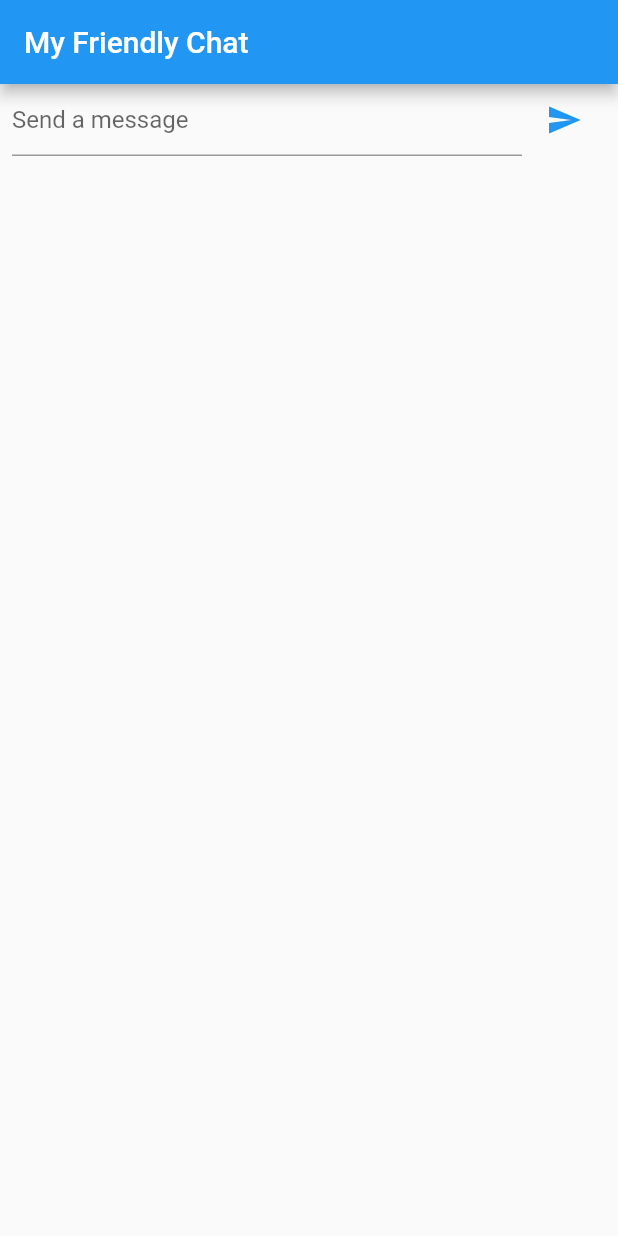
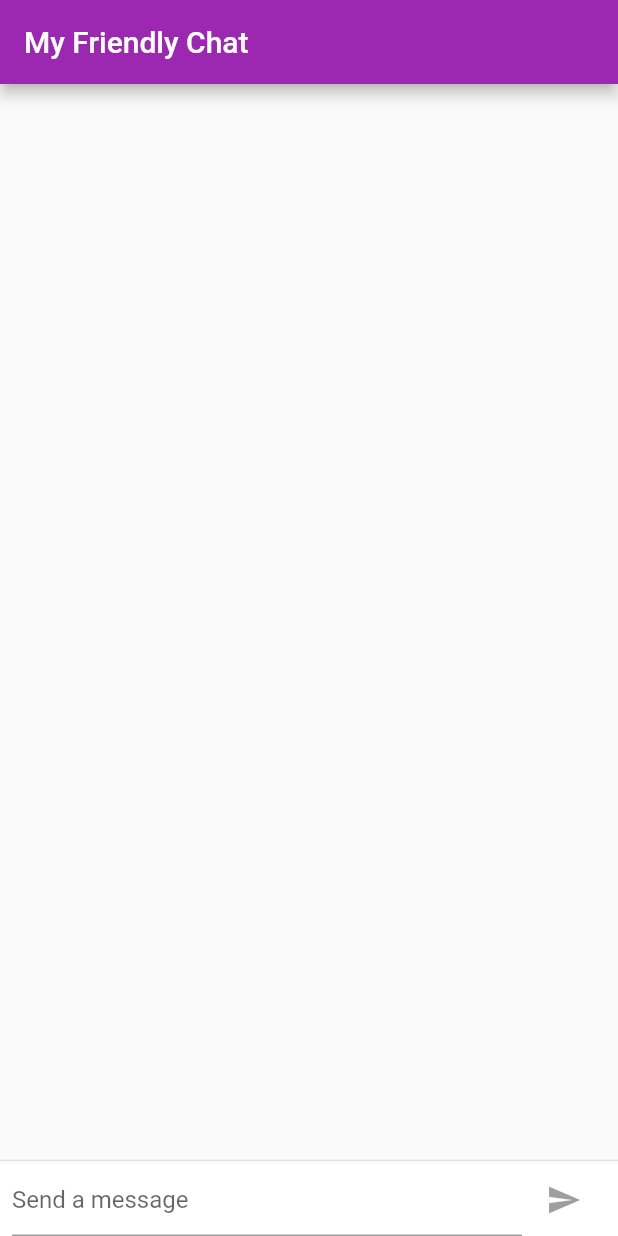
Before and after one commit to natvar97/friendly_chat, a Flutter app: the screen it shows after launch, on a phone screen of 412 x 824 dp. Run offline on Flutter 3.47's test engine with Material 2 defaults, Android fonts, the phone set to English and light mode, and no system bars.

Commit message:
second commit

```diff
--- a/lib/main.dart
+++ b/lib/main.dart
@@ -1,3 +1,5 @@
+import 'package:flutter/cupertino.dart';
+import 'package:flutter/foundation.dart';
 import 'package:flutter/material.dart';
 
 void main() {
@@ -6,7 +8,18 @@ void main() {
   );
 }
 
-String _name = 'Natavar Prajapati';
+String _name = 'Uru ';
+
+final ThemeData kIOSTheme = ThemeData(
+  primarySwatch: Colors.orange,
+  primaryColor: Colors.grey[100],
+  primaryColorBrightness: Brightness.light,
+);
+
+final ThemeData kDefaultTheme = ThemeData(
+  primarySwatch: Colors.purple,
+  accentColor: Colors.orangeAccent[400],
+);
 
 class MyFriendlyChatApp extends StatelessWidget {
   const MyFriendlyChatApp({
@@ -17,18 +30,28 @@ class MyFriendlyChatApp extends StatelessWidget {
   Widget build(BuildContext context) {
     return MaterialApp(
       title: 'My Friendly Chat',
+      theme: defaultTargetPlatform == TargetPlatform.iOS
+          ? kIOSTheme
+          : kDefaultTheme,
       home: ChatScreen(),
     );
   }
 }
 
 class ChatMessage extends StatelessWidget {
-  ChatMessage({required this.text});
+  ChatMessage({required this.text, required this.animationController});
   final String text;
+  final AnimationController animationController;
 
   @override
   Widget build(BuildContext context) {
-    return Container(
+    return SizeTransition(
+      sizeFactor: CurvedAnimation(
+        parent: animationController,
+        curve: Curves.easeOut,
+      ),
+      axisAlignment: 0.0,
+      child: Container(
         margin: EdgeInsets.symmetric(vertical: 10.0),
         child: Row(
           crossAxisAlignment: CrossAxisAlignment.start,
@@ -39,7 +62,8 @@ class ChatMessage extends StatelessWidget {
                 child: Text(_name[0]),
               ),
             ),
-          Column(
+            Expanded(
+              child: Column(
                 crossAxisAlignment: CrossAxisAlignment.start,
                 children: [
                   Text(_name, style: Theme.of(context).textTheme.headline4),
@@ -49,7 +73,9 @@ class ChatMessage extends StatelessWidget {
                   ),
                 ],
               ),
+            ),
           ],
+        ),
       ),
     );
   }
@@ -62,21 +88,60 @@ class ChatScreen extends StatefulWidget {
   _ChatScreenState createState() => _ChatScreenState();
 }
 
-class _ChatScreenState extends State<ChatScreen> {
+class _ChatScreenState extends State<ChatScreen> with TickerProviderStateMixin {
+  final List<ChatMessage> _messages = [];
   final _textController = TextEditingController();
+  final FocusNode _focusNode = FocusNode();
+  bool _isComposing = false;
 
   @override
   Widget build(BuildContext context) {
     return Scaffold(
       appBar: AppBar(
         title: Text('My Friendly Chat'),
+        elevation: Theme.of(context).platform == TargetPlatform.iOS ? 0.0 : 4.0,
       ),
-      body: _buildTextComposer(),
+      body: Container(
+        child: Column(
+          children: [
+            Flexible(
+              child: ListView.builder(
+                itemCount: _messages.length,
+                padding: const EdgeInsets.all(10.0),
+                reverse: true,
+                itemBuilder: (_, int index) => _messages[index],
+              ),
+            ),
+            Divider(
+              height: 5.0,
+            ),
+            Container(
+              decoration: BoxDecoration(
+                color: Theme.of(context).cardColor,
+              ),
+              child: _buildTextComposer(),
+            ),
+          ],
+        ),
+      ),
     );
   }
 
   void _handleSubmitted(String text) {
     _textController.clear();
+    ChatMessage message = ChatMessage(
+      text: text,
+      animationController: AnimationController(
+        vsync: this,
+        duration: const Duration(milliseconds: 700),
+      ),
+    );
+    setState(() {
+      _isComposing = false;
+      _messages.insert(0, message);
+    });
+    _focusNode.requestFocus();
+    message.animationController.forward();
   }
 
   Widget _buildTextComposer() {
@@ -89,17 +154,32 @@ class _ChatScreenState extends State<ChatScreen> {
             Flexible(
               child: TextField(
                 controller: _textController,
-                onSubmitted: _handleSubmitted,
+                onSubmitted: _isComposing ? _handleSubmitted : null,
                 decoration: InputDecoration(
-                  hintText: 'Send a message',
+                  hintText: 'Send a message', // give the hint to TextField
                 ),
+                focusNode: _focusNode,
+                onChanged: (String text) {
+                  setState(() {
+                    _isComposing = text.isNotEmpty;
+                  });
+                },
               ),
             ),
             Container(
               margin: EdgeInsets.symmetric(horizontal: 4.0),
-              child: IconButton(
+              child: Theme.of(context).platform == TargetPlatform.iOS
+                  ? CupertinoButton(
+                      child: Text('Send'),
+                      onPressed: _isComposing
+                          ? () => _handleSubmitted(_textController.text)
+                          : null,
+                    )
+                  : IconButton(
                       icon: const Icon(Icons.send),
-                onPressed: () => _handleSubmitted(_textController.text),
+                      onPressed: _isComposing
+                          ? () => _handleSubmitted(_textController.text)
+                          : null,
                     ),
             ),
           ],
@@ -107,4 +187,12 @@ class _ChatScreenState extends State<ChatScreen> {
       ),
     );
   }
+
+  @override
+  void dispose() {
+    for (var message in _messages) {
+      message.animationController.dispose();
     }
+    super.dispose();
+  }
+}
```
Also changed, not shown: 1 other file. Lines whose indentation alone changed are shown as unchanged.
